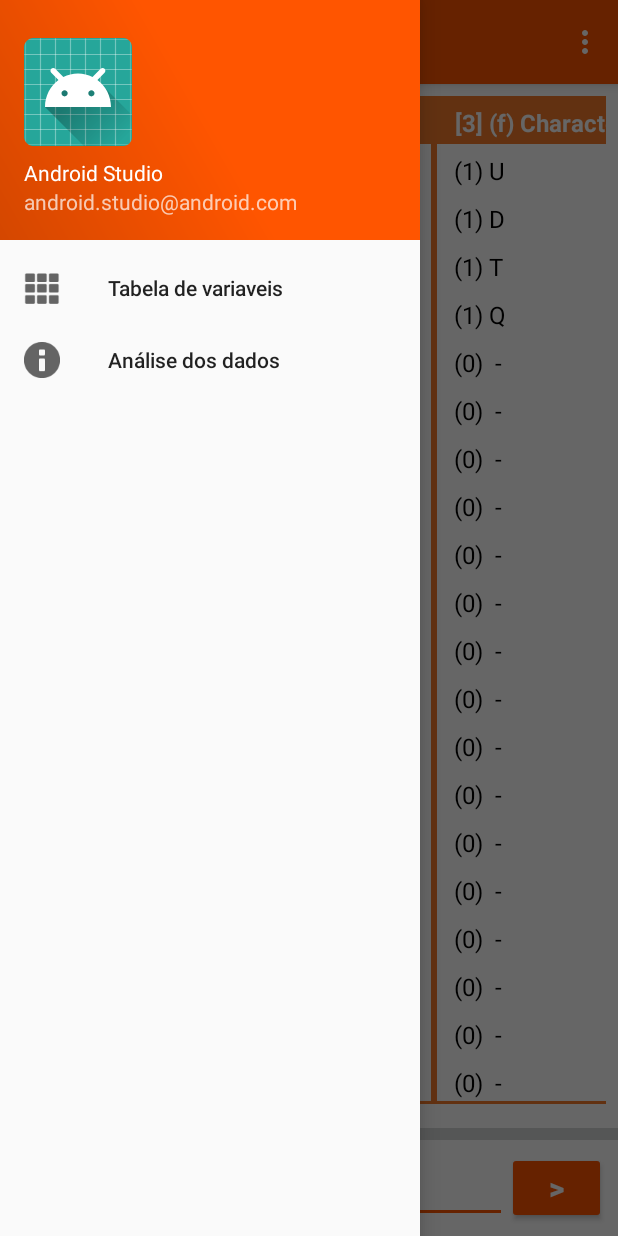
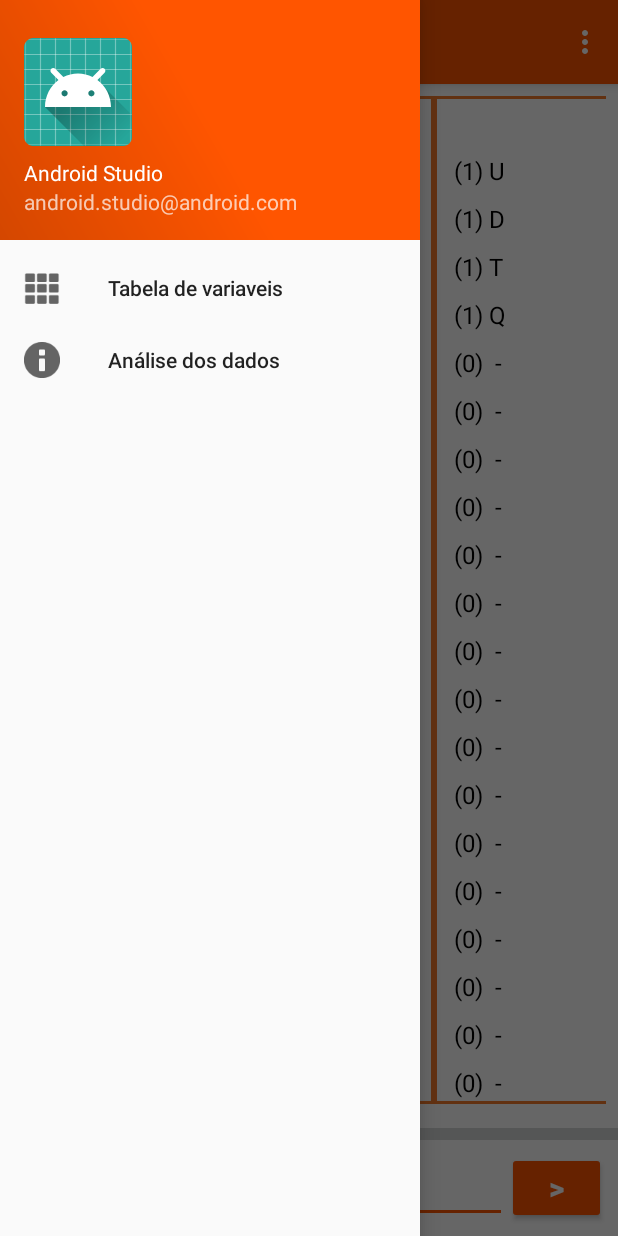
Before and after one commit to Anailson/Estatistica_Facil, an Android app: the screen it shows after launch (MainActivity), with the side drawer open, on a phone screen of 412 x 824 dp. Run offline under Robolectric (Android 15) with nearby library versions, the phone set to English and light mode, and no system bars; 2 statements that could not run were skipped.

Commit message:
Change name of default colors on colors.xml and conflict on resources.

```diff
--- a/ProjectProb/app/src/main/res/drawable/border_dark.xml
+++ b/ProjectProb/app/src/main/res/drawable/border_dark.xml
@@ -13,5 +13,5 @@
     <solid android:color="@android:color/transparent" />
     <stroke
         android:width="2dp"
-        android:color="@color/colorPrimaryDark"/>
+        android:color="@color/color_primary_dark"/>
 </shape>
--- a/ProjectProb/app/src/main/res/drawable/border_default.xml
+++ b/ProjectProb/app/src/main/res/drawable/border_default.xml
@@ -13,5 +13,5 @@
     <solid android:color="@android:color/transparent" />
     <stroke
         android:width="2dp"
-        android:color="@color/colorPrimary"/>
+        android:color="@color/color_primary"/>
 </shape>
--- a/ProjectProb/app/src/main/res/drawable/border_light.xml
+++ b/ProjectProb/app/src/main/res/drawable/border_light.xml
@@ -13,5 +13,5 @@
     <solid android:color="@android:color/transparent" />
     <stroke
         android:width="2dp"
-        android:color="@color/colorPrimaryLight"/>
+        android:color="@color/color_primary_light"/>
 </shape>
--- a/ProjectProb/app/src/main/res/drawable/horizontal_line.xml
+++ b/ProjectProb/app/src/main/res/drawable/horizontal_line.xml
@@ -8,7 +8,7 @@
             <solid android:color="@android:color/transparent" />
             <stroke
                 android:width="1dp"
-                android:color="@color/colorPrimary"/>
+                android:color="@color/color_primary"/>
         </shape>
     </item>
 </layer-list>
--- a/ProjectProb/app/src/main/res/drawable/side_nav_bar.xml
+++ b/ProjectProb/app/src/main/res/drawable/side_nav_bar.xml
@@ -3,8 +3,8 @@
     android:shape="rectangle">
     <gradient
         android:angle="225"
-        android:centerColor="@color/colorPrimary"
-        android:endColor="@color/colorPrimaryDark"
-        android:startColor="@color/colorPrimary"
+        android:centerColor="@color/color_primary"
+        android:endColor="@color/color_primary_dark"
+        android:startColor="@color/color_primary"
         android:type="linear" />
 </shape>
--- a/ProjectProb/app/src/main/res/values/colors.xml
+++ b/ProjectProb/app/src/main/res/values/colors.xml
@@ -3,11 +3,11 @@
 
     <color name="colorAccent">#ff5500</color>
     <color name="color_default">@android:color/primary_text_light_nodisable</color>
-    <color name="colorPrimary">@color/colorAccent</color>
 
-    <color name="colorPrimaryLight">#f57b2a</color>
-    <color name="colorPrimaryDark">#d44700</color>
+    <color name="color_primary">@color/colorAccent</color>
+    <color name="color_primary_light">#f57b2a</color>
+    <color name="color_primary_dark">#d44700</color>
     <color name="color_error">#D32F2F</color>
-
+    <color name="color_tab_title">@android:color/white</color>
 
 </resources>
--- a/ProjectProb/app/src/main/res/values/styles.xml
+++ b/ProjectProb/app/src/main/res/values/styles.xml
@@ -3,8 +3,8 @@
     <!-- Base application theme. -->
     <style name="AppTheme" parent="Theme.AppCompat.Light.DarkActionBar">
         <!-- Customize your theme here. -->
-        <item name="colorPrimary">@color/colorPrimary</item>
-        <item name="colorPrimaryDark">@color/colorPrimaryDark</item>
+        <item name="colorPrimary">@color/color_primary</item>
+        <item name="colorPrimaryDark">@color/color_primary_dark</item>
         <item name="colorAccent">@color/colorAccent</item>
     </style>
 
@@ -25,18 +25,23 @@
 
     <!-- TextView Styles -->
     <style name="TextViewColored" parent="Base.TextAppearance.AppCompat.Large">
-        <item name="android:textColor">@color/colorPrimary</item>
+        <item name="android:textColor">@color/color_primary</item>
         <item name="android:textSize">24sp</item>
     </style>
 
     <style name="TextViewColoredRight" parent="Base.TextAppearance.AppCompat.Large">
-        <item name="android:textColor">@color/colorPrimaryLight</item>
+        <item name="android:textColor">@color/color_primary_light</item>
         <item name="android:textSize">22sp</item>
         <item name="android:gravity">end</item>
     </style>
 
     <style name="TextViewSmallColored" parent="Base.TextAppearance.AppCompat.Medium">
-        <item name="android:textColor">@color/colorPrimaryLight</item>
+        <item name="android:textColor">@color/color_primary_light</item>
+        <item name="android:textSize">16sp</item>
+    </style>
+
+    <style name="TabHostTexColor">
+        <item name="android:textColor">@android:color/white</item>
         <item name="android:textSize">16sp</item>
     </style>
 
```
Also changed, not shown: ProjectProb/app/src/main/res/values/strings.xml (+8 -1 lines).
